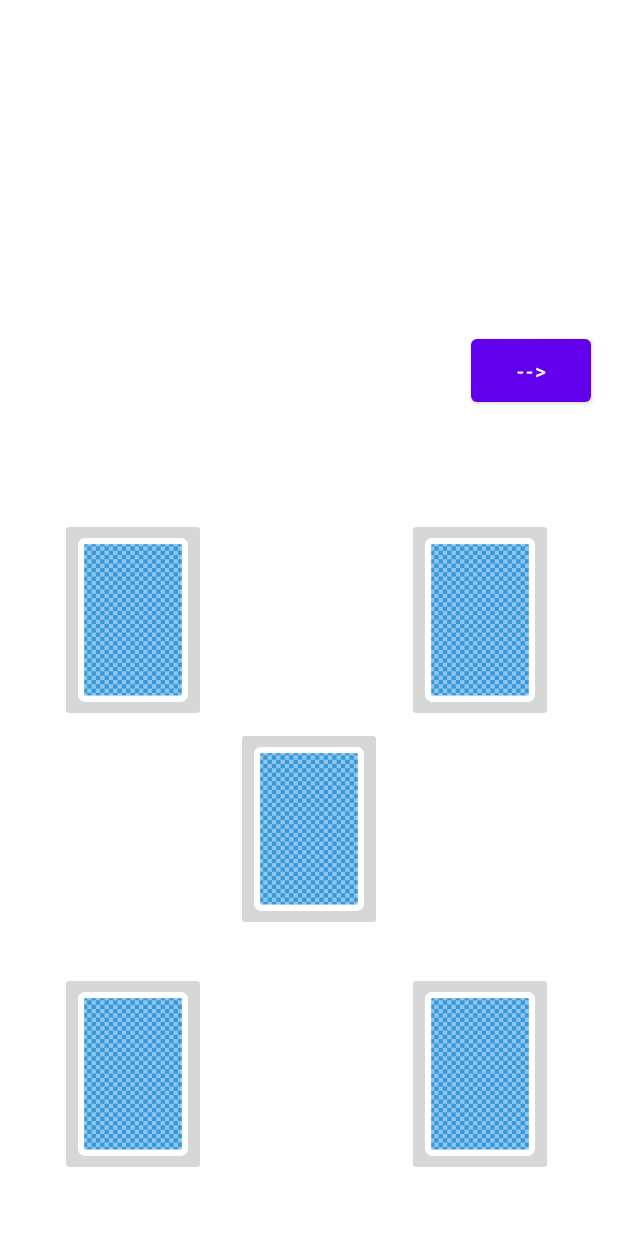
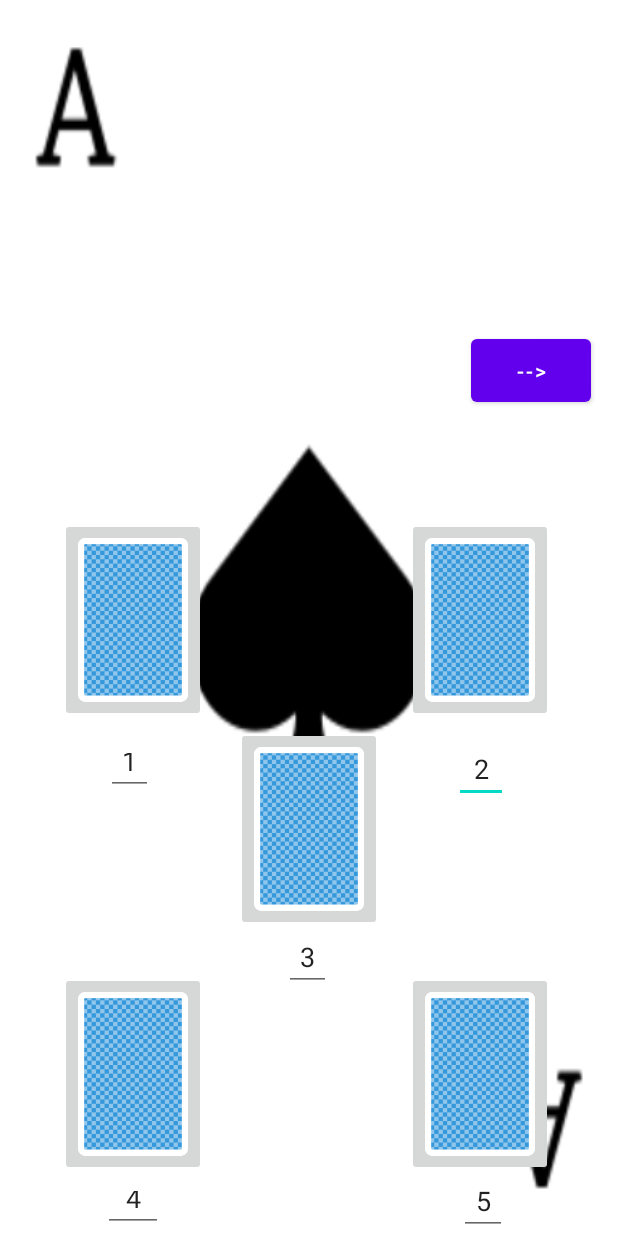
Before and after one commit to VladZGarcia/Banquito2, an Android app: the layout activity_game_start.xml on its own in the app's theme, with its tools: preview values and no code run, on a phone screen of 412 x 824 dp. Run offline under Robolectric (Android 15) with nearby library versions, the phone set to English and light mode, and no system bars.

Commit message:
seventh commit

```diff
--- a/app/src/main/java/com/example/banquito2/Cards.kt
+++ b/app/src/main/java/com/example/banquito2/Cards.kt
@@ -1,5 +1,5 @@
 package com.example.banquito2
 
-class Cards(var image : Int, var value : Int, var suite : String?) {
+class Cards(var image : Int, var value : Int, var suite : String?, var pile : Int =0) {
 
 }
--- a/app/src/main/java/com/example/banquito2/Pile.kt
+++ b/app/src/main/java/com/example/banquito2/Pile.kt
@@ -1,4 +1,4 @@
 package com.example.banquito2
 
-class Pile( var card : Cards, var player: Players) {
+class Pile( var card : Cards? , var pileNr: Int?)  {
 }
--- a/app/src/main/res/layout/activity_game_start.xml
+++ b/app/src/main/res/layout/activity_game_start.xml
@@ -4,6 +4,7 @@
     xmlns:tools="http://schemas.android.com/tools"
     android:layout_width="match_parent"
     android:layout_height="match_parent"
+    android:background="@drawable/a_s">
     tools:context=".gameStartActivity">
 
     <ImageButton
@@ -102,4 +103,109 @@
         app:layout_constraintStart_toStartOf="parent"
         app:layout_constraintTop_toTopOf="parent" />
 
+    <EditText
+        android:id="@+id/pileTextNumber2"
+        android:layout_width="36dp"
+        android:layout_height="43dp"
+        android:autoSizeTextType="uniform"
+        android:ems="10"
+        android:hint="2"
+        android:inputType="number"
+        android:justificationMode="none"
+        android:scaleType="center"
+        android:text="2"
+        android:textAlignment="center"
+        android:textSize="18sp"
+        app:layout_constraintBottom_toBottomOf="parent"
+        app:layout_constraintEnd_toEndOf="parent"
+        app:layout_constraintHorizontal_bias="0.805"
+        app:layout_constraintStart_toStartOf="parent"
+        app:layout_constraintTop_toBottomOf="@+id/cardButton2"
+        app:layout_constraintVertical_bias="0.035"
+        tools:ignore="TouchTargetSizeCheck,TouchTargetSizeCheck" />
+
+    <EditText
+        android:id="@+id/pileTextNumber5"
+        android:layout_width="32dp"
+        android:layout_height="39dp"
+        android:autoSizeTextType="uniform"
+        android:ems="10"
+        android:hint="5"
+        android:inputType="number"
+        android:justificationMode="none"
+        android:scaleType="center"
+        android:text="5"
+        android:textAlignment="center"
+        android:textSize="18sp"
+        app:layout_constraintBottom_toBottomOf="parent"
+        app:layout_constraintEnd_toEndOf="parent"
+        app:layout_constraintHorizontal_bias="0.805"
+        app:layout_constraintStart_toStartOf="parent"
+        app:layout_constraintTop_toBottomOf="@+id/cardButton5"
+        app:layout_constraintVertical_bias="0.0"
+        tools:ignore="TouchTargetSizeCheck" />
+
+    <EditText
+        android:id="@+id/pileTextNumber"
+        android:layout_width="31dp"
+        android:layout_height="38dp"
+        android:autoSizeTextType="uniform"
+        android:ems="10"
+        android:hint="1"
+        android:inputType="number"
+        android:justificationMode="none"
+        android:scaleType="center"
+        android:text="1"
+        android:textAlignment="center"
+        android:textSize="18sp"
+        app:layout_constraintBottom_toBottomOf="parent"
+        app:layout_constraintEnd_toEndOf="parent"
+        app:layout_constraintHorizontal_bias="0.185"
+        app:layout_constraintStart_toStartOf="parent"
+        app:layout_constraintTop_toBottomOf="@+id/cardButton1"
+        app:layout_constraintVertical_bias="0.035"
+        tools:ignore="TouchTargetSizeCheck,TouchTargetSizeCheck" />
+
+    <EditText
+        android:id="@+id/pileTextNumber4"
+        android:layout_width="31dp"
+        android:layout_height="40dp"
+        android:autoSizeTextType="uniform"
+        android:ems="10"
+        android:hint="3"
+        android:inputType="number"
+        android:justificationMode="none"
+        android:scaleType="center"
+        android:text="3"
+        android:textAlignment="center"
+        android:textSize="18sp"
+        app:layout_constraintBottom_toBottomOf="parent"
+        app:layout_constraintEnd_toEndOf="parent"
+        app:layout_constraintHorizontal_bias="0.498"
+        app:layout_constraintStart_toStartOf="parent"
+        app:layout_constraintTop_toBottomOf="@+id/cardButton3"
+        app:layout_constraintVertical_bias="0.0"
+        tools:ignore="TouchTargetSizeCheck" />
+
+    <EditText
+        android:id="@+id/pileTextNumber3"
+        android:layout_width="40dp"
+        android:layout_height="37dp"
+        android:autoSizeTextType="uniform"
+        android:ems="10"
+        android:hint="4"
+        android:inputType="number"
+        android:justificationMode="none"
+        android:scaleType="center"
+        android:text="4"
+        android:textAlignment="center"
+        android:textSize="18sp"
+        app:layout_constraintBottom_toBottomOf="parent"
+        app:layout_constraintEnd_toEndOf="parent"
+        app:layout_constraintHorizontal_bias="0.185"
+        app:layout_constraintStart_toStartOf="parent"
+        app:layout_constraintTop_toBottomOf="@+id/cardButton4"
+        app:layout_constraintVertical_bias="0.0"
+        tools:ignore="TouchTargetSizeCheck" />
+
 </androidx.constraintlayout.widget.ConstraintLayout>
```
Also changed, not shown: app/src/main/java/com/example/banquito2/gameStartActivity.kt (+131 -80 lines).
